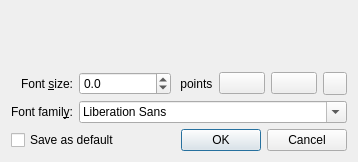
Kst-plot/kst, file src/libkstapp/labelcreator.ui: the form before one commit.
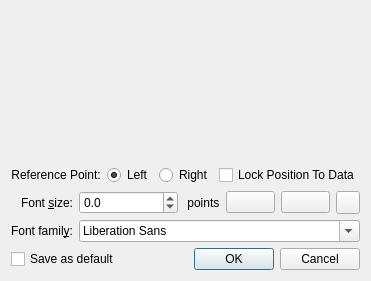
The form after the commit. Custom widgets are drawn as their Qt base class.

Commit message: -Fix apply button in view item dialogs (including labels). -Add ability to set left or right alignment point for labels in creator. -Make alignment defaults work in label dialog. -Add a help window for label formatting.

```diff
--- a/src/libkstapp/labelcreator.ui
+++ b/src/libkstapp/labelcreator.ui
@@ -7,13 +7,13 @@
     <x>0</x>
     <y>0</y>
     <width>358</width>
-    <height>162</height>
+    <height>281</height>
    </rect>
   </property>
   <property name="windowTitle">
    <string>Dialog</string>
   </property>
-  <layout class="QGridLayout" name="gridLayout_2">
+  <layout class="QGridLayout" name="gridLayout_3">
    <item row="0" column="0" colspan="2">
     <widget class="Kst::LabelBuilder" name="_labelText" native="true">
      <property name="sizePolicy">
@@ -25,6 +25,56 @@
     </widget>
    </item>
    <item row="1" column="0" colspan="2">
+    <layout class="QGridLayout" name="gridLayout_2">
+     <item row="0" column="3">
+      <widget class="QCheckBox" name="_lockPosToData">
+       <property name="text">
+        <string>Lock Position To Data</string>
+       </property>
+      </widget>
+     </item>
+     <item row="0" column="2">
+      <widget class="QRadioButton" name="_right">
+       <property name="text">
+        <string>Right</string>
+       </property>
+      </widget>
+     </item>
+     <item row="0" column="1">
+      <widget class="QRadioButton" name="_left">
+       <property name="sizePolicy">
+        <sizepolicy hsizetype="Fixed" vsizetype="Fixed">
+         <horstretch>0</horstretch>
+         <verstretch>0</verstretch>
+        </sizepolicy>
+       </property>
+       <property name="text">
+        <string>Left</string>
+       </property>
+       <property name="checked">
+        <bool>true</bool>
+       </property>
+      </widget>
+     </item>
+     <item row="0" column="0">
+      <widget class="QLabel" name="label_4">
+       <property name="sizePolicy">
+        <sizepolicy hsizetype="Fixed" vsizetype="Preferred">
+         <horstretch>0</horstretch>
+         <verstretch>0</verstretch>
+        </sizepolicy>
+       </property>
+       <property name="text">
+        <string>Reference Point:</string>
+       </property>
+       <property name="alignment">
+        <set>Qt::AlignCenter</set>
+       </property>
+      </widget>
+     </item>
+    </layout>
+   </item>
+   <item row="2" column="0" colspan="2">
     <layout class="QGridLayout" name="gridLayout">
      <item row="0" column="0">
       <widget class="QLabel" name="_Label_11">
@@ -137,14 +187,14 @@
      </item>
     </layout>
    </item>
-   <item row="2" column="0">
+   <item row="3" column="0">
     <widget class="QCheckBox" name="_saveAsDefault">
      <property name="text">
       <string>Save as default</string>
      </property>
     </widget>
    </item>
-   <item row="2" column="1">
+   <item row="3" column="1">
     <widget class="QDialogButtonBox" name="buttonBox">
      <property name="orientation">
       <enum>Qt::Horizontal</enum>
```
The commit also changes 13 other files.
